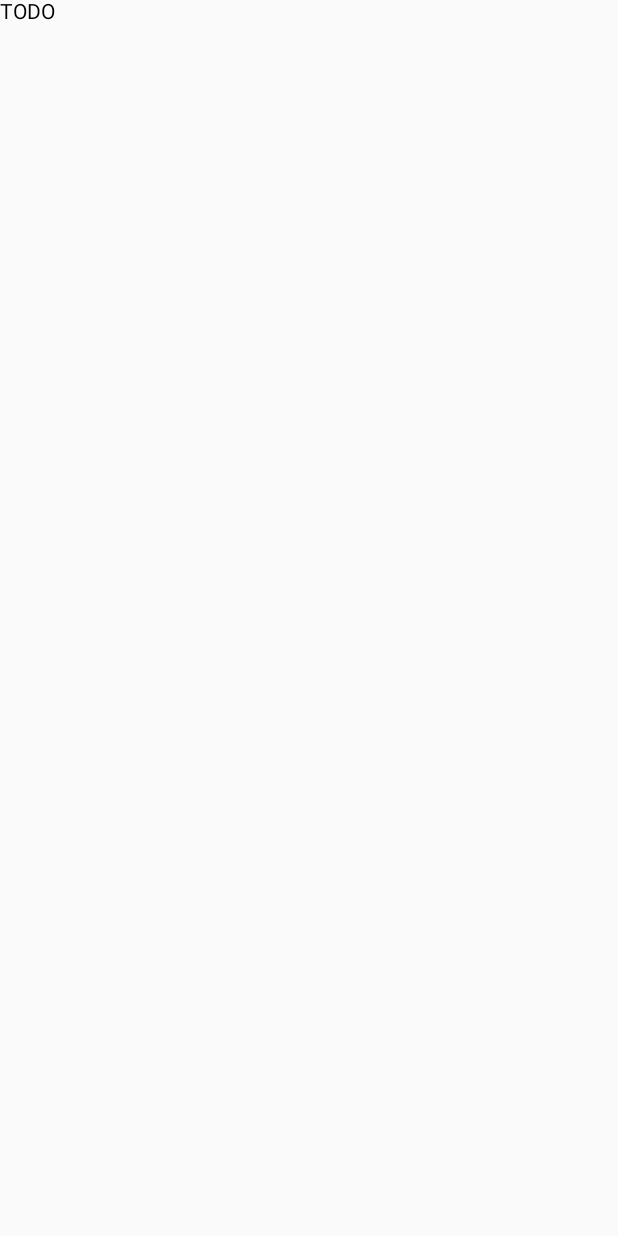
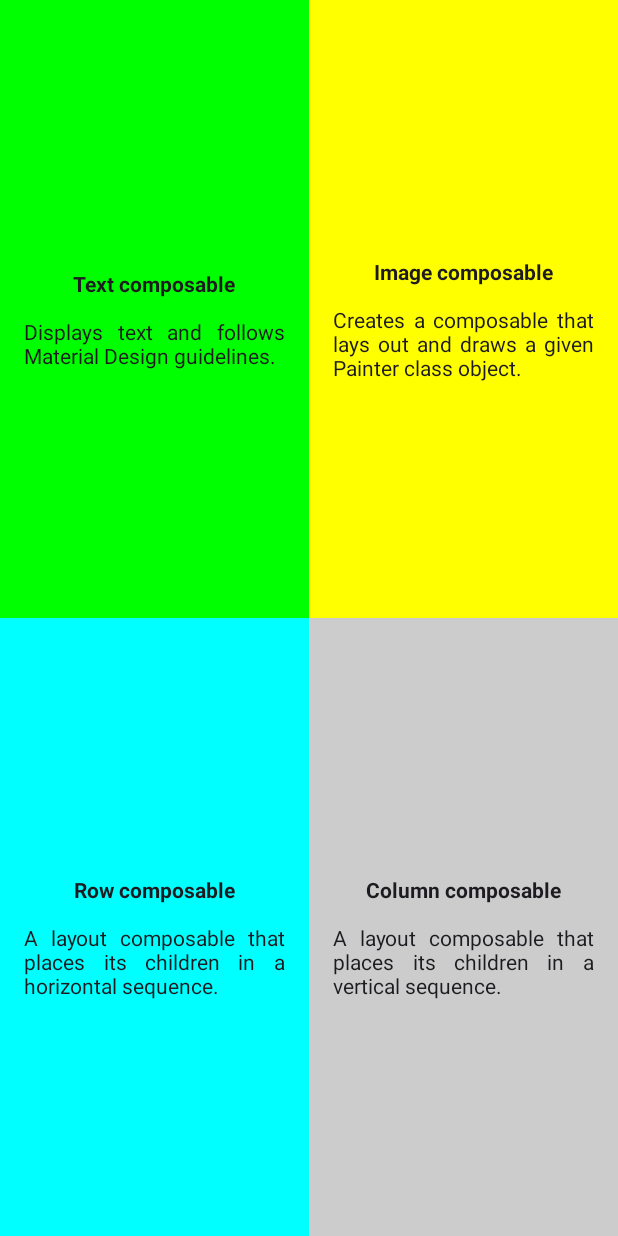
Before and after one commit to kirasok/LearningComposable, an Android app built with Jetpack Compose: the quadrant screen opened through its navigation route, on a phone screen of 412 x 824 dp. Before the commit the screen is almost empty. Run offline under Robolectric (Android 15) with nearby library versions, the phone set to English and light mode, and no system bars.

Commit message:
feat(quadrant): add content

```diff
--- a/app/src/main/java/io/github/kirasok/learningcomposable/MainActivity.kt
+++ b/app/src/main/java/io/github/kirasok/learningcomposable/MainActivity.kt
@@ -7,6 +7,7 @@ import androidx.compose.foundation.Image
 import androidx.compose.foundation.layout.Arrangement
 import androidx.compose.foundation.layout.Box
 import androidx.compose.foundation.layout.Column
+import androidx.compose.foundation.layout.Row
 import androidx.compose.foundation.layout.fillMaxSize
 import androidx.compose.foundation.layout.fillMaxWidth
 import androidx.compose.foundation.layout.padding
@@ -17,6 +18,7 @@ import androidx.compose.material3.Text
 import androidx.compose.runtime.Composable
 import androidx.compose.ui.Alignment
 import androidx.compose.ui.Modifier
+import androidx.compose.ui.graphics.Color
 import androidx.compose.ui.modifier.modifierLocalConsumer
 import androidx.compose.ui.res.painterResource
 import androidx.compose.ui.text.font.FontWeight
@@ -36,11 +38,9 @@ class MainActivity : ComponentActivity() {
             val navController = rememberNavController()
             NavHost(navController = navController, startDestination = "root") {
                 composable("root") {
-                    Root(
-                        { navController.navigate("article") },
+                    Root({ navController.navigate("article") },
                         { navController.navigate("task-manager") },
-                        { navController.navigate("quadrant") }
-                    )
+                        { navController.navigate("quadrant") })
                 }
                 composable("article") {
                     Article()
@@ -59,8 +59,7 @@ class MainActivity : ComponentActivity() {
 @Composable
 fun Article() {
     Surface(
-        modifier = Modifier.fillMaxSize(),
-        color = MaterialTheme.colorScheme.background
+        modifier = Modifier.fillMaxSize(), color = MaterialTheme.colorScheme.background
     ) {
         Column() {
             Image(
@@ -90,8 +89,7 @@ fun Article() {
 @Composable
 fun TaskManager() {
     Surface(
-        modifier = Modifier.fillMaxSize(),
-        color = MaterialTheme.colorScheme.background
+        modifier = Modifier.fillMaxSize(), color = MaterialTheme.colorScheme.background
     ) {
         Column(
             horizontalAlignment = Alignment.CenterHorizontally,
@@ -107,8 +105,7 @@ fun TaskManager() {
                 modifier = Modifier.padding(top = 24.dp, bottom = 8.dp)
             )
             Text(
-                text = "Nice work!",
-                fontSize = 16.sp
+                text = "Nice work!", fontSize = 16.sp
             )
         }
     }
@@ -116,7 +113,55 @@ fun TaskManager() {
 
 @Composable
 fun Quadrant() {
-    Text("TODO")
+    Surface {
+        Column {
+            Row(modifier = Modifier.weight(weight = 1.0F, fill = true)) {
+                Corner(
+                    title = "Text composable",
+                    description = "Displays text and follows Material Design guidelines.",
+                    color = Color.Green,
+                    modifier = Modifier.weight(weight = 1.0F, fill = true)
+                )
+                Corner(
+                    title = "Image composable",
+                    description = "Creates a composable that lays out and draws a given Painter class object.",
+                    color = Color.Yellow,
+                    modifier = Modifier.weight(weight = 1.0F, fill = true)
+                )
+            }
+            Row(modifier = Modifier.weight(weight = 1.0F, fill = true)) {
+                Corner(
+                    title = "Row composable",
+                    description = "A layout composable that places its children in a horizontal sequence.",
+                    color = Color.Cyan,
+                    modifier = Modifier.weight(weight = 1.0F, fill = true)
+                )
+                Corner(
+                    title = "Column composable",
+                    description = "A layout composable that places its children in a vertical sequence.",
+                    color = Color.LightGray,
+                    modifier = Modifier.weight(weight = 1.0F, fill = true)
+                )
+            }
+        }
+    }
+}
+
+@Composable
+fun Corner(title: String, description: String, color: Color, modifier: Modifier) {
+    Surface(
+        color = color, modifier = modifier
+            .fillMaxSize()
+    ) {
+        Column(
+            horizontalAlignment = Alignment.CenterHorizontally,
+            verticalArrangement = Arrangement.Center,
+            modifier = Modifier.padding(16.dp)
+        ) {
+            Text(text = title, fontWeight = FontWeight.Bold, modifier = Modifier.padding(16.dp))
+            Text(text = description, textAlign = TextAlign.Justify)
+        }
+    }
 }
 
 @Composable
```
